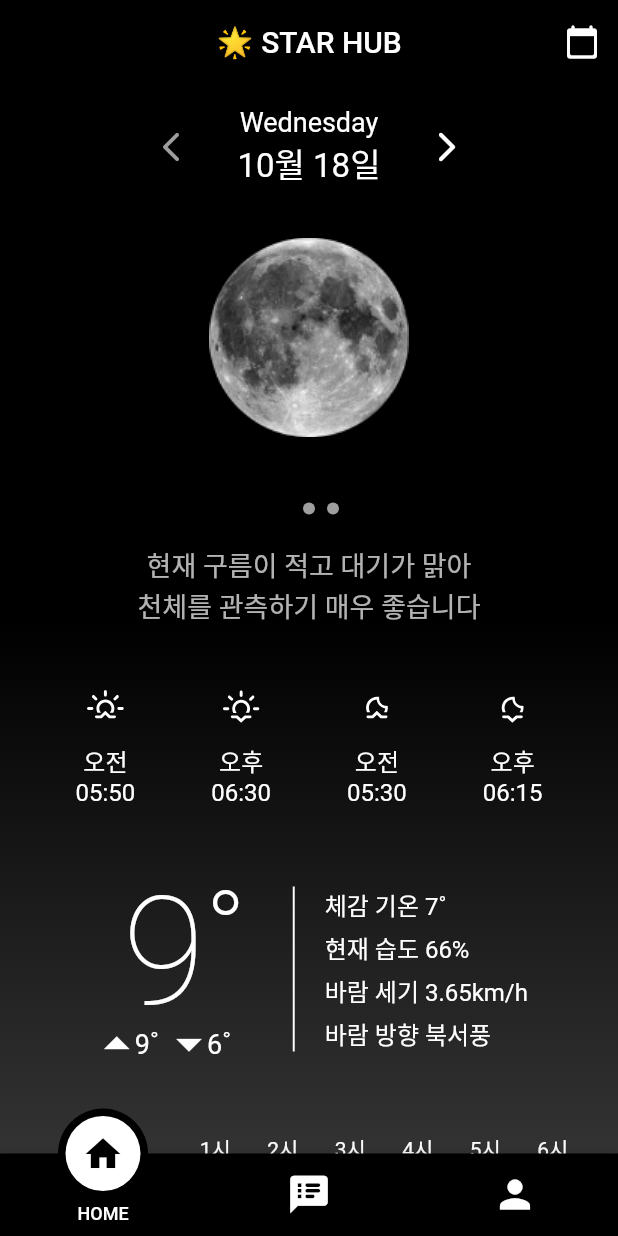
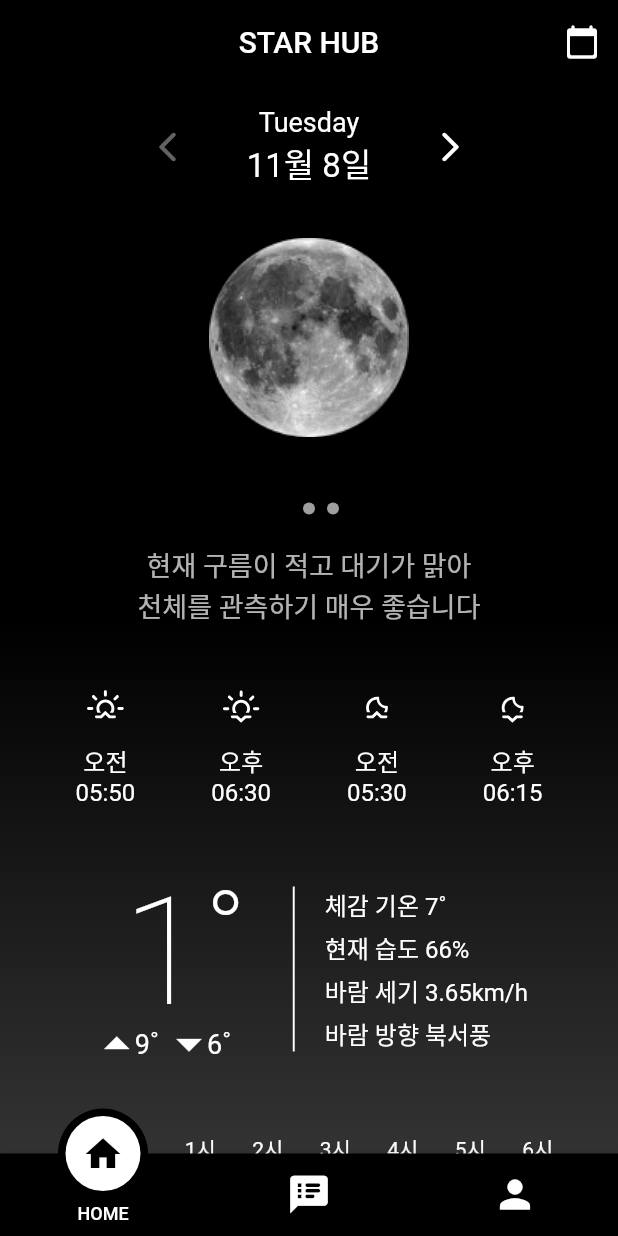
Before and after one commit to Kumoh-OpenSource-Project/frontend, a Flutter app: the screen it shows after launch, on a phone screen of 412 x 824 dp. Run offline on Flutter 3.47's test engine with Material 2 defaults, Android fonts, the light colour scheme and no system bars; drawn by our look-alikes of motion_tab_bar_v2, smooth_page_indicator; our stand-ins replace weather_icons.

Commit message:
Feat: Add dummy data

```diff
--- a/star_hub/lib/home/model/home_repository.dart
+++ b/star_hub/lib/home/model/home_repository.dart
@@ -1,3 +1,5 @@
+import 'package:flutter/material.dart';
+
 class HourlyWeather {
   final String hour;
   final String weather;
@@ -5,3 +7,13 @@ class HourlyWeather {
 
   HourlyWeather({required this.hour, required this.weather, required this.temperature});
 }
+
+class SunMoonData {
+  final IconData icon;
+  final String text;
+
+  SunMoonData({
+    required this.icon,
+    required this.text,
+  });
+}
--- a/star_hub/lib/home/view/screens/home_screen.dart
+++ b/star_hub/lib/home/view/screens/home_screen.dart
@@ -43,7 +43,7 @@ class _HomePageState extends State<HomePage> {
           ImageSlider(controller: controller, pages: pages),
           PageIndicator(controller: controller, pages: pages),
           const Description(),
-          const SunMoonInfo(),
+          SunMoonInfo(),
           const WeatherInfo(),
           HourlyWeatherInfo(hourlyWeatherData: hourlyWeatherData)
         ],
--- a/star_hub/lib/home/view/screens/main_screen.dart
+++ b/star_hub/lib/home/view/screens/main_screen.dart
@@ -42,7 +42,7 @@ class _MainPageState extends State<MainPage> with TickerProviderStateMixin {
   }
 
   AppBar buildAppBar() {
-    String title = "🌟 STAR HUB";
+    String title = "STAR HUB";
     Widget? actions;
 
     if (_currentIndex == 0) {
--- a/star_hub/lib/home/view/widgets/date_navigation.dart
+++ b/star_hub/lib/home/view/widgets/date_navigation.dart
@@ -1,9 +1,49 @@
 import 'package:flutter/material.dart';
 
-class DateNavigation extends StatelessWidget {
+class DateNavigation extends StatefulWidget {
   const DateNavigation({
-    super.key,
-  });
+    Key? key,
+  }) : super(key: key);
+
+  @override
+  _DateNavigationState createState() => _DateNavigationState();
+}
+
+class _DateNavigationState extends State<DateNavigation> {
+  late DateTime currentDate;
+
+  @override
+  void initState() {
+    super.initState();
+    currentDate = DateTime.now();
+  }
+
+  bool get isPreviousButtonEnabled {
+    DateTime previousDate = currentDate.subtract(const Duration(days: 1));
+    return previousDate
+        .isAfter(DateTime.now().subtract(const Duration(days: 1)));
+  }
+
+  bool get isNextButtonEnabled {
+    DateTime nextDate = currentDate.add(const Duration(days: 1));
+    return nextDate.isBefore(DateTime.now().add(const Duration(days: 5)));
+  }
+
+  void goToPreviousDay() {
+    setState(() {
+      if (isPreviousButtonEnabled) {
+        currentDate = currentDate.subtract(const Duration(days: 1));
+      }
+    });
+  }
+
+  void goToNextDay() {
+    setState(() {
+      if (isNextButtonEnabled) {
+        currentDate = currentDate.add(const Duration(days: 1));
+      }
+    });
+  }
 
   @override
   Widget build(BuildContext context) {
@@ -13,34 +53,51 @@ class DateNavigation extends StatelessWidget {
         mainAxisAlignment: MainAxisAlignment.center,
         children: [
           IconButton(
-            onPressed: () {},
+            onPressed: isPreviousButtonEnabled ? goToPreviousDay : null,
             icon: const Icon(
               Icons.arrow_back_ios_rounded,
-              color: Colors.grey,
+            ),
+            color: isPreviousButtonEnabled ? Colors.white : Colors.grey,
+          ),
+          const SizedBox(width: 20),
+          SizedBox(
+            width: 100,
+            child: Column(
+              children: [
+                Text(
+                  _getFormattedWeekday(currentDate),
+                  style: const TextStyle(fontSize: 18),
+                ),
+                Text(
+                  '${currentDate.month}월 ${currentDate.day}일',
+                  style: const TextStyle(fontSize: 22),
+                ),
+              ],
             ),
           ),
           const SizedBox(width: 20),
-          const Column(
-            children: [
-              Text(
-                'Wednesday',
-                style: TextStyle(fontSize: 18),
-              ),
-              Text(
-                '10월 18일',
-                style: TextStyle(fontSize: 22),
-              ),
-            ],
-          ),
-          const SizedBox(width: 20),
           IconButton(
-            onPressed: () {},
+            onPressed: isNextButtonEnabled ? goToNextDay : null,
             icon: const Icon(
               Icons.arrow_forward_ios_rounded,
             ),
+            color: isNextButtonEnabled ? Colors.white : Colors.grey,
           ),
         ],
       ),
     );
   }
+
+  String _getFormattedWeekday(DateTime date) {
+    const weekdays = [
+      'Sunday',
+      'Monday',
+      'Tuesday',
+      'Wednesday',
+      'Thursday',
+      'Friday',
+      'Saturday'
+    ];
+    return weekdays[date.weekday - 1];
+  }
 }
--- a/star_hub/lib/home/view/widgets/description.dart
+++ b/star_hub/lib/home/view/widgets/description.dart
@@ -5,14 +5,16 @@ class Description extends StatelessWidget {
     super.key,
   });
 
+  final text = '현재 구름이 적고 대기가 맑아\n천체를 관측하기 매우 좋습니다';
+
   @override
   Widget build(BuildContext context) {
-    return const Padding(
-      padding: EdgeInsets.symmetric(vertical: 10, horizontal: 40),
+    return Padding(
+      padding: const EdgeInsets.symmetric(vertical: 10, horizontal: 40),
       child: Text(
-        '현재 구름이 적고 대기가 맑아\n천체를 관측하기 매우 좋습니다',
+        text,
         textAlign: TextAlign.center,
-        style: TextStyle(
+        style: const TextStyle(
           fontSize: 18,
           color: Colors.white70,
         ),
--- a/star_hub/lib/home/view/widgets/hourly_weather_info.dart
+++ b/star_hub/lib/home/view/widgets/hourly_weather_info.dart
@@ -13,11 +13,13 @@ class HourlyWeatherInfo extends StatelessWidget {
   @override
   Widget build(BuildContext context) {
     return Padding(
-      padding: const EdgeInsets.only(bottom: 30),
+      padding: const EdgeInsets.only(bottom: 30, right: 20),
       child: Row(
         mainAxisAlignment: MainAxisAlignment.center,
         children: [
-          Image.asset('assets/sunny.png'),
+          Image.asset(
+            'assets/sunny.png',
+          ),
           SingleChildScrollView(
             scrollDirection: Axis.horizontal,
             child: Row(
--- a/star_hub/lib/home/view/widgets/sun_moon_info.dart
+++ b/star_hub/lib/home/view/widgets/sun_moon_info.dart
@@ -1,23 +1,44 @@
 import 'package:flutter/material.dart';
 import 'package:weather_icons/weather_icons.dart';
 
+import '../../model/home_repository.dart';
+
 class SunMoonInfo extends StatelessWidget {
-  const SunMoonInfo({
-    super.key,
-  });
+  SunMoonInfo({
+    Key? key,
+  }) : super(key: key);
+
+  final List<SunMoonData> data = [
+    SunMoonData(
+      icon: WeatherIcons.sunrise,
+      text: '오전\n05:50',
+    ),
+    SunMoonData(
+      icon: WeatherIcons.sunset,
+      text: '오후\n06:30',
+    ),
+    SunMoonData(
+      icon: WeatherIcons.moonrise,
+      text: '오전\n05:30',
+    ),
+    SunMoonData(
+      icon: WeatherIcons.moonset,
+      text: '오후\n06:15',
+    ),
+  ];
 
   @override
   Widget build(BuildContext context) {
-    return const Padding(
-      padding: EdgeInsets.symmetric(vertical: 30, horizontal: 25),
+    return Padding(
+      padding: const EdgeInsets.symmetric(vertical: 30, horizontal: 25),
       child: Row(
         mainAxisAlignment: MainAxisAlignment.spaceAround,
-        children: [
-          IconWithText(icon: WeatherIcons.sunrise, text: '오전\n05:50'),
-          IconWithText(icon: WeatherIcons.sunset, text: '오후\n06:30'),
-          IconWithText(icon: WeatherIcons.moonrise, text: '오전\n05:30'),
-          IconWithText(icon: WeatherIcons.moonset, text: '오후\n06:15'),
-        ],
+        children: data.map((item) {
+          return IconWithText(
+            icon: item.icon,
+            text: item.text,
+          );
+        }).toList(),
       ),
     );
   }
@@ -25,10 +46,10 @@ class SunMoonInfo extends StatelessWidget {
 
 class IconWithText extends StatelessWidget {
   const IconWithText({
-    super.key,
+    Key? key,
     required this.icon,
     required this.text,
-  });
+  }) : super(key: key);
 
   final IconData icon;
   final String text;
--- a/star_hub/lib/home/view/widgets/weather_info.dart
+++ b/star_hub/lib/home/view/widgets/weather_info.dart
@@ -20,7 +20,7 @@ class WeatherInfo extends StatelessWidget {
                 child: Padding(
                   padding: EdgeInsets.only(left: 35),
                   child: Text(
-                    '9˚',
+                    '1˚',
                     style: TextStyle(
                       fontSize: 100,
                       fontWeight: FontWeight.w200,
```
Also changed, not shown: star_hub/lib/home/view/widgets/custom_box.dart (deleted).
